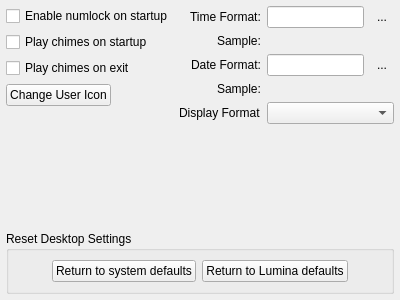
Before: the Qt Designer form src-qt5/core-utils/lumina-config/pages/page_session_options.ui in lumina-desktop/lumina, drawn with Qt 5.
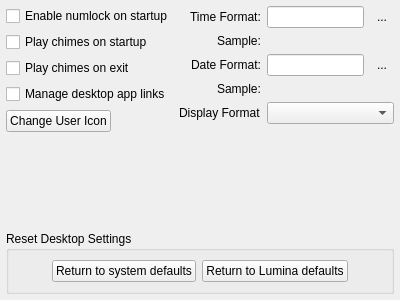
After: the same form once the commit is applied.

Commit message: Add a configuration option to lumina-config for enabling/disabling the automatic desktop symlinks while a session is active.

Patch:
```diff
--- a/src-qt5/core-utils/lumina-config/pages/page_session_options.ui
+++ b/src-qt5/core-utils/lumina-config/pages/page_session_options.ui
@@ -49,6 +49,16 @@
        </property>
       </widget>
      </item>
+     <item>
+      <widget class="QCheckBox" name="check_autoapplinks">
+       <property name="statusTip">
+        <string>Automatically create/remove desktop symlinks for applications that are installed/removed</string>
+       </property>
+       <property name="text">
+        <string>Manage desktop app links</string>
+       </property>
+      </widget>
+     </item>
      <item>
       <layout class="QHBoxLayout" name="horizontalLayout_14">
        <item>
```
The commit also changes 1 other file.
